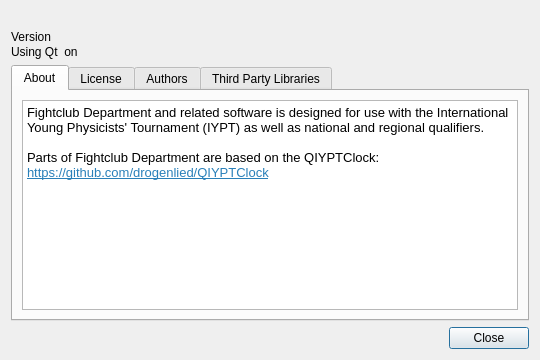
The window that department/aboutdialog.ui (SFr682k/fightclub) describes before a commit, drawn with Qt 5.
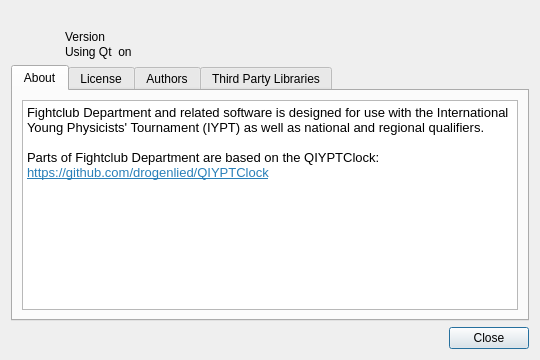
The same window after the commit. Icons and pictures are not drawn.

What changed in the file:
```diff
--- a/department/aboutdialog.ui
+++ b/department/aboutdialog.ui
@@ -34,6 +34,34 @@
      <property name="bottomMargin">
       <number>0</number>
      </property>
+     <item>
+      <widget class="QLabel" name="fightclublogo">
+       <property name="sizePolicy">
+        <sizepolicy hsizetype="Preferred" vsizetype="Fixed">
+         <horstretch>0</horstretch>
+         <verstretch>0</verstretch>
+        </sizepolicy>
+       </property>
+       <property name="minimumSize">
+        <size>
+         <width>48</width>
+         <height>48</height>
+        </size>
+       </property>
+       <property name="maximumSize">
+        <size>
+         <width>48</width>
+         <height>48</height>
+        </size>
+       </property>
+       <property name="text">
+        <string/>
+       </property>
+       <property name="scaledContents">
+        <bool>true</bool>
+       </property>
+      </widget>
+     </item>
      <item>
       <layout class="QVBoxLayout" name="verticalLayout_2">
        <property name="spacing">
```
Left out of the diff: 2 changed lines with no effect on the pictures.
